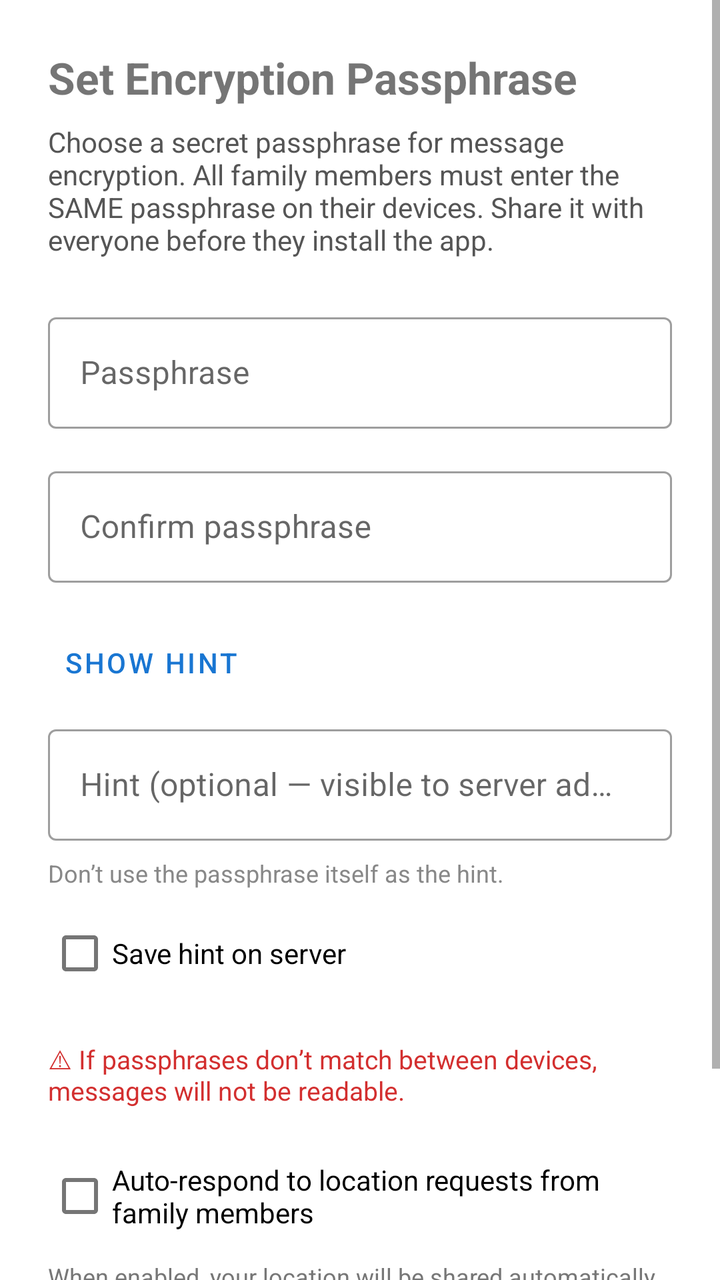
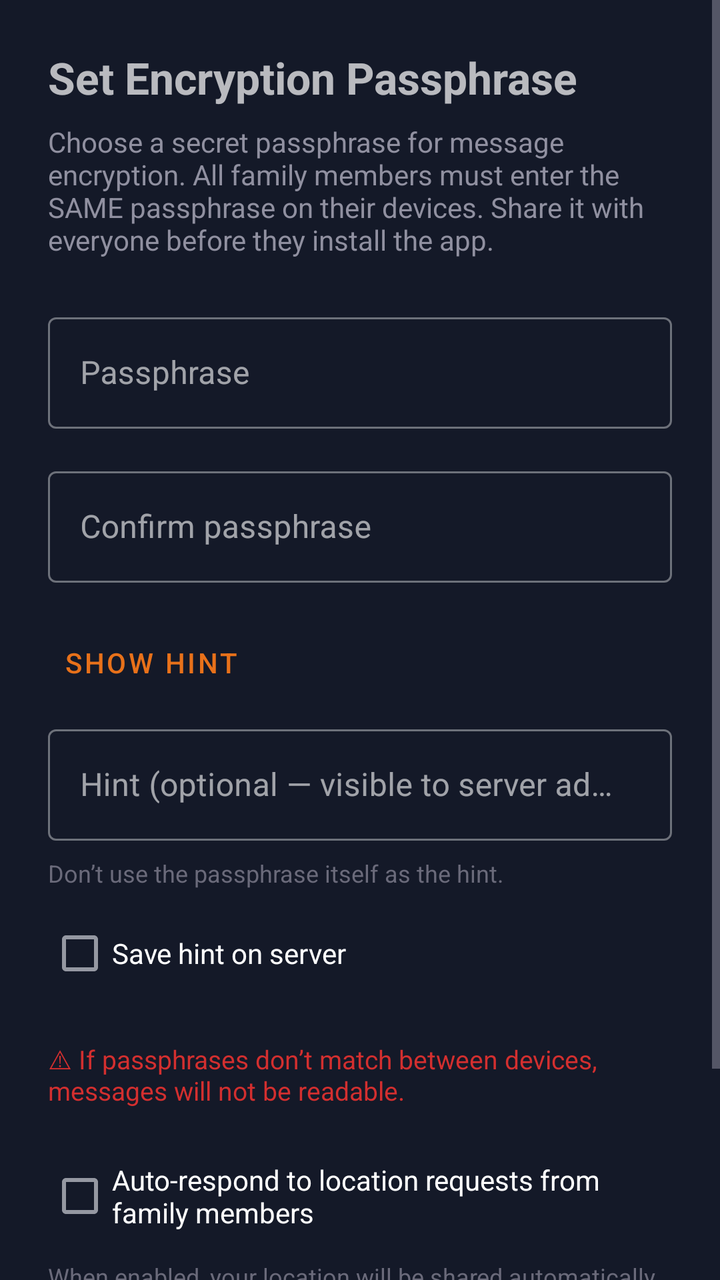

Two renders of the same Android screen: before a commit and after it. Below are the layout's source before the change and the commit's diff.
<!-- AndroidManifest.xml: application theme Theme.Fshu -->
<!-- res/layout/activity_passphrase_setup.xml -->
<?xml version="1.0" encoding="utf-8"?>
<ScrollView
    xmlns:android="http://schemas.android.com/apk/res/android"
    android:layout_width="match_parent"
    android:layout_height="match_parent"
    android:background="#FFFFFF">

    <LinearLayout
        android:layout_width="match_parent"
        android:layout_height="wrap_content"
        android:orientation="vertical"
        android:padding="24dp">

        <TextView
            android:layout_width="match_parent"
            android:layout_height="wrap_content"
            android:text="Set Encryption Passphrase"
            android:textSize="22sp"
            android:textStyle="bold"
            android:layout_marginBottom="8dp"/>

        <TextView
            android:layout_width="match_parent"
            android:layout_height="wrap_content"
            android:text="Choose a secret passphrase for message encryption. All family members must enter the SAME passphrase on their devices. Share it with everyone before they install the app."
            android:textSize="14sp"
            android:textColor="#555555"
            android:layout_marginBottom="24dp"/>

        <com.google.android.material.textfield.TextInputLayout
            android:layout_width="match_parent"
            android:layout_height="wrap_content"
            android:hint="Passphrase"
            style="@style/Widget.MaterialComponents.TextInputLayout.OutlinedBox"
            android:layout_marginBottom="16dp">

            <com.google.android.material.textfield.TextInputEditText
                android:id="@+id/et_passphrase"
                android:layout_width="match_parent"
                android:layout_height="wrap_content"
                android:inputType="text"
                android:maxLines="1"/>
        </com.google.android.material.textfield.TextInputLayout>

        <com.google.android.material.textfield.TextInputLayout
            android:layout_width="match_parent"
            android:layout_height="wrap_content"
            android:hint="Confirm passphrase"
            style="@style/Widget.MaterialComponents.TextInputLayout.OutlinedBox"
            android:layout_marginBottom="16dp">

            <com.google.android.material.textfield.TextInputEditText
                android:id="@+id/et_passphrase_confirm"
                android:layout_width="match_parent"
                android:layout_height="wrap_content"
                android:inputType="text"
                android:maxLines="1"/>
        </com.google.android.material.textfield.TextInputLayout>

        <Button
            android:id="@+id/btn_show_hint"
            android:layout_width="wrap_content"
            android:layout_height="wrap_content"
            android:text="Show hint"
            style="@style/Widget.MaterialComponents.Button.TextButton"
            android:layout_marginBottom="4dp" />

        <TextView
            android:id="@+id/tv_hint"
            android:layout_width="match_parent"
            android:layout_height="wrap_content"
            android:textSize="14sp"
            android:textColor="#555555"
            android:fontFamily="sans-serif-italic"
            android:layout_marginBottom="20dp"
            android:visibility="gone" />

        <com.google.android.material.textfield.TextInputLayout
            android:layout_width="match_parent"
            android:layout_height="wrap_content"
            android:hint="Hint (optional — visible to server admin)"
            style="@style/Widget.MaterialComponents.TextInputLayout.OutlinedBox"
            android:layout_marginBottom="8dp">

            <com.google.android.material.textfield.TextInputEditText
                android:id="@+id/et_hint"
                android:layout_width="match_parent"
                android:layout_height="wrap_content"
                android:inputType="text"
                android:maxLines="1"/>
        </com.google.android.material.textfield.TextInputLayout>

        <TextView
            android:layout_width="match_parent"
            android:layout_height="wrap_content"
            android:text="Don&#8217;t use the passphrase itself as the hint."
            android:textSize="12sp"
            android:textColor="#888888"
            android:layout_marginBottom="8dp"/>

        <CheckBox
            android:id="@+id/cb_save_hint"
            android:layout_width="match_parent"
            android:layout_height="wrap_content"
            android:text="Save hint on server"
            android:checked="false"
            android:layout_marginBottom="20dp" />

        <TextView
            android:layout_width="match_parent"
            android:layout_height="wrap_content"
            android:text="&#9888; If passphrases don&#8217;t match between devices, messages will not be readable."
            android:textSize="13sp"
            android:textColor="#D32F2F"
            android:layout_marginBottom="20dp"/>

        <CheckBox
            android:id="@+id/cb_auto_location"
            android:layout_width="match_parent"
            android:layout_height="wrap_content"
            android:text="Auto-respond to location requests from family members"
            android:layout_marginBottom="8dp"/>

        <TextView
            android:layout_width="match_parent"
            android:layout_height="wrap_content"
            android:text="When enabled, your location will be shared automatically when a family member requests it. Can be changed in Settings."
            android:textSize="12sp"
            android:textColor="#777777"
            android:layout_marginBottom="20dp"/>

        <Button
            android:id="@+id/btn_confirm"
            android:layout_width="match_parent"
            android:layout_height="wrap_content"
            android:text="Set Passphrase"/>

    </LinearLayout>
</ScrollView>
<!-- resources referenced by this layout -->
<resources>
  <style name="Theme.Fshu" parent="Theme.MaterialComponents.DayNight.DarkActionBar">
          <item name="colorPrimary">@color/primary</item>
          <item name="colorPrimaryVariant">@color/primary_dark</item>
          <item name="colorOnPrimary">@color/white</item>
          <item name="android:statusBarColor">@color/primary_dark</item>
      </style>
  <color name="primary">#1976D2</color>
  <color name="primary_dark">#1565C0</color>
  <color name="white">#FFFFFFFF</color>
</resources>

<!-- the commit's change to res/layout/activity_passphrase_setup.xml (unified diff, before → after) -->
@@ -3,7 +3,7 @@
     xmlns:android="http://schemas.android.com/apk/res/android"
     android:layout_width="match_parent"
     android:layout_height="match_parent"
-    android:background="#FFFFFF">
+    android:background="@color/bg_primary">
 
     <LinearLayout
         android:layout_width="match_parent"
@@ -24,7 +24,7 @@
             android:layout_height="wrap_content"
             android:text="Choose a secret passphrase for message encryption. All family members must enter the SAME passphrase on their devices. Share it with everyone before they install the app."
             android:textSize="14sp"
-            android:textColor="#555555"
+            android:textColor="@color/text_secondary"
             android:layout_marginBottom="24dp"/>
 
         <com.google.android.material.textfield.TextInputLayout
@@ -70,7 +70,7 @@
             android:layout_width="match_parent"
             android:layout_height="wrap_content"
             android:textSize="14sp"
-            android:textColor="#555555"
+            android:textColor="@color/text_secondary"
             android:fontFamily="sans-serif-italic"
             android:layout_marginBottom="20dp"
             android:visibility="gone" />
@@ -95,7 +95,7 @@
             android:layout_height="wrap_content"
             android:text="Don&#8217;t use the passphrase itself as the hint."
             android:textSize="12sp"
-            android:textColor="#888888"
+            android:textColor="@color/text_tertiary"
             android:layout_marginBottom="8dp"/>
 
         <CheckBox
@@ -126,7 +126,7 @@
             android:layout_height="wrap_content"
             android:text="When enabled, your location will be shared automatically when a family member requests it. Can be changed in Settings."
             android:textSize="12sp"
-            android:textColor="#777777"
+            android:textColor="@color/text_tertiary"
             android:layout_marginBottom="20dp"/>
 
         <Button
<!-- resource entries referenced after the edit -->
@@ -1,13 +1,28 @@
 <!-- resources referenced by this layout -->
 <resources>
-  <style name="Theme.Fshu" parent="Theme.MaterialComponents.DayNight.DarkActionBar">
-          <item name="colorPrimary">@color/primary</item>
-          <item name="colorPrimaryVariant">@color/primary_dark</item>
+  <color name="bg_primary">#141928</color>
+  <color name="text_secondary">#9090A0</color>
+  <color name="text_tertiary">#6a6a7a</color>
+  <style name="Theme.Fshu" parent="Theme.MaterialComponents.NoActionBar">
+          <item name="colorPrimary">@color/accent</item>
+          <item name="colorPrimaryVariant">@color/accent_dark</item>
           <item name="colorOnPrimary">@color/white</item>
-          <item name="android:statusBarColor">@color/primary_dark</item>
+          <item name="colorSurface">@color/bg_secondary</item>
+          <item name="colorOnSurface">@color/text_primary</item>
+          <item name="android:colorBackground">@color/bg_primary</item>
+          <item name="android:windowBackground">@color/bg_primary</item>
+          <item name="android:statusBarColor">@color/bg_secondary</item>
+          <item name="android:navigationBarColor">@color/bg_primary</item>
+          <item name="android:textColorPrimary">@color/text_primary</item>
+          <item name="android:textColorSecondary">@color/text_secondary</item>
+          <item name="colorControlNormal">@color/text_secondary</item>
+          <item name="colorControlActivated">@color/accent</item>
+          <item name="android:forceDarkAllowed" tools:targetApi="q">false</item>
       </style>
-  <color name="primary">#1976D2</color>
-  <color name="primary_dark">#1565C0</color>
-  <color name="white">#FFFFFFFF</color>
+  <color name="accent">#E8711A</color>
+  <color name="accent_dark">#d4621a</color>
+  <color name="white">#FFFFFF</color>
+  <color name="bg_secondary">#1a2035</color>
+  <color name="text_primary">#FFFFFF</color>
 </resources>
 
